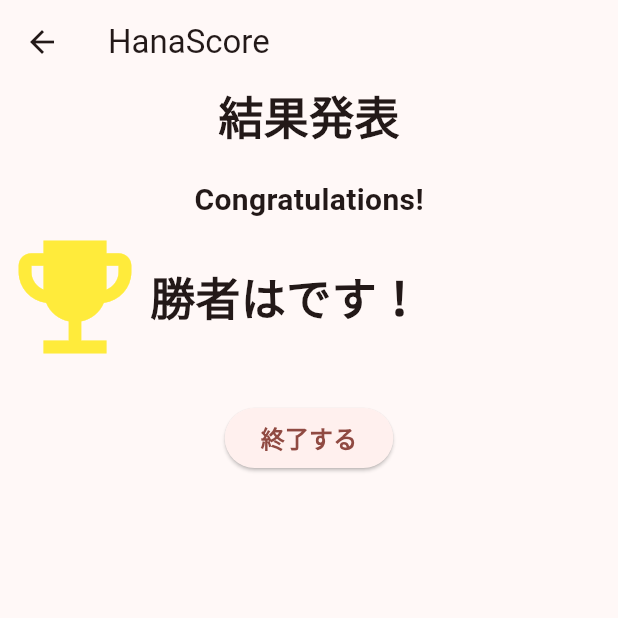
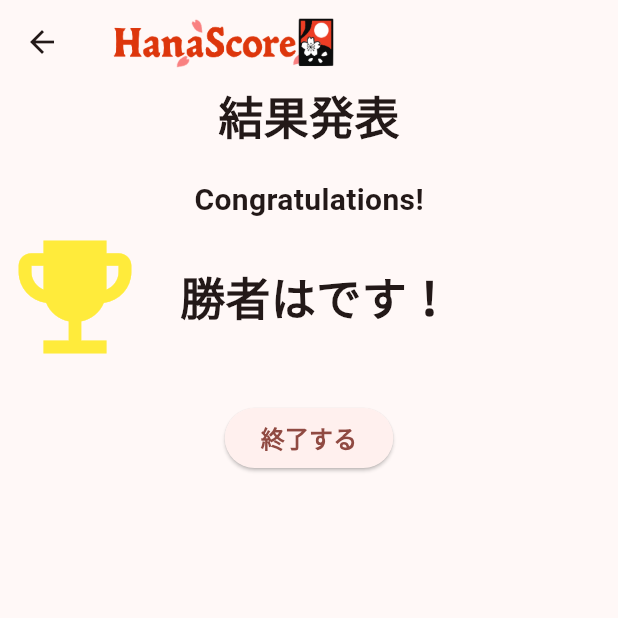
Before and after one commit to rikut0904/HanaScore, a Flutter app: the FinalRewardPage screen opened directly with empty values, on a phone screen of 412 x 824 dp, the top half of it. Run offline on Flutter 3.47's test engine with Material 3 defaults, Android fonts, the phone set to English and light mode, and no system bars; our stand-ins replace firebase_core, flutter_riverpod, qr_flutter; accounts and stored records are empty.

Commit message:
fix/Icon

```diff
--- a/lib/UI/koikoi/koikoiResult.dart
+++ b/lib/UI/koikoi/koikoiResult.dart
@@ -16,7 +16,11 @@ class _FinalRewardPageState extends ConsumerState<FinalRewardPage> {
   Widget build(BuildContext context) {
     return Scaffold(
       appBar: AppBar(
-        title: const Text('HanaScore'),
+        title: Image.asset(
+          'assets/HanaScoreLogo.png',
+          height: 40,
+          fit: BoxFit.contain,
+        ),
       ),
       body: Center(
         child: Column(
@@ -31,7 +35,7 @@ class _FinalRewardPageState extends ConsumerState<FinalRewardPage> {
                     children: [
                       const Icon(Icons.emoji_events,
                           size: 100, color: Colors.yellow),
-                      const SizedBox(height: 20),
+                      const SizedBox(width: 20),
                       const Text('引分けです',
                           style: TextStyle(
                               fontSize: 20, fontWeight: FontWeight.bold)),
@@ -46,7 +50,7 @@ class _FinalRewardPageState extends ConsumerState<FinalRewardPage> {
                         children: [
                           const Icon(Icons.emoji_events,
                               size: 100, color: Colors.yellow),
-                          const SizedBox(height: 20),
+                          const SizedBox(width: 20),
                           Text(
                             '勝者は${widget.winnerPlayer}です！',
                             style: const TextStyle(
```
Also changed, not shown: firebase.json, 1 other file.
